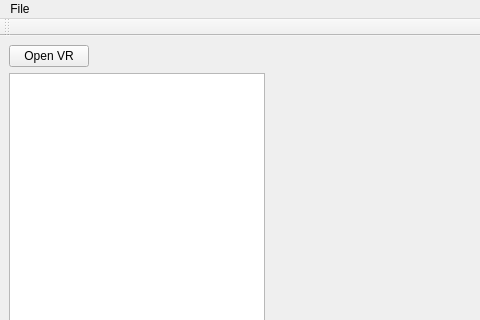
Old version of the form VRproject/mainwindow.ui in the repository shanerule/2024_GROUP_5; both pictures show x 0 to 480 and y 0 to 320 of the 829 by 627 pixel window.
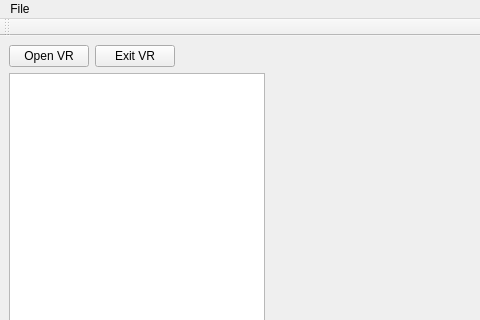
New version of the form. Icons and pictures are not drawn. Custom widgets are drawn as their Qt base class.

```diff
--- a/VRproject/mainwindow.ui
+++ b/VRproject/mainwindow.ui
@@ -24,6 +24,13 @@
         </property>
        </widget>
       </item>
+      <item>
+       <widget class="QPushButton" name="exitVRButton">
+        <property name="text">
+         <string>Exit VR</string>
+        </property>
+       </widget>
+      </item>
       <item>
        <spacer name="horizontalSpacer_2">
         <property name="orientation">
```
